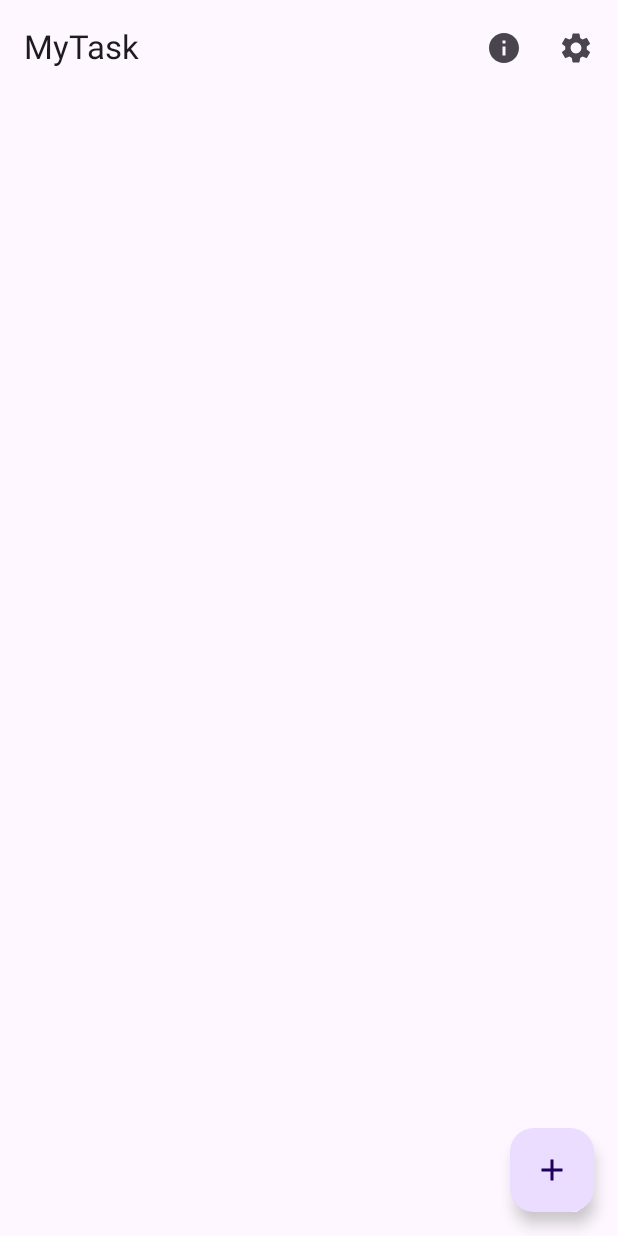
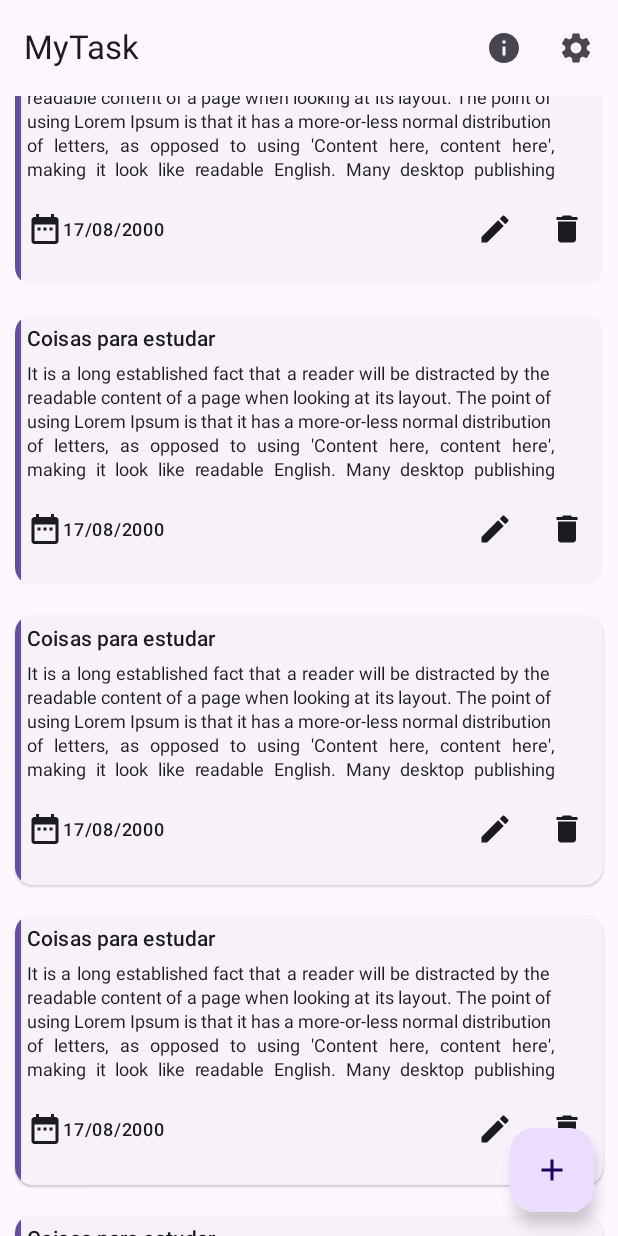
Before and after one commit to zLuCaS2K/MyTask, an Android app built with Jetpack Compose: the @Preview function Preview, on a phone screen of 412 x 824 dp. Run offline under Robolectric (Android 15) with nearby library versions, the phone set to English and light mode, and no system bars.

Commit message:
Implementação HomeTaskCard

```diff
--- a/app/src/main/java/com/zlucas2k/mytask/presentation/home/HomeScreen.kt
+++ b/app/src/main/java/com/zlucas2k/mytask/presentation/home/HomeScreen.kt
@@ -1,11 +1,14 @@
 package com.zlucas2k.mytask.presentation.home
 
+import android.content.res.Configuration
+import androidx.compose.foundation.lazy.LazyColumn
 import androidx.compose.material3.ExperimentalMaterial3Api
 import androidx.compose.material3.Scaffold
 import androidx.compose.runtime.Composable
 import androidx.compose.ui.tooling.preview.Preview
 import com.zlucas2k.mytask.presentation.common.theme.MyTaskTheme
 import com.zlucas2k.mytask.presentation.home.components.HomeAddFAB
+import com.zlucas2k.mytask.presentation.home.components.HomeTaskCard
 import com.zlucas2k.mytask.presentation.home.components.HomeTopAppBar
 
 @Composable
@@ -28,12 +31,17 @@ fun HomeScreen() {
             }
         }
     ) {
-
+        LazyColumn {
+            items(5) {
+                HomeTaskCard()
+            }
+        }
     }
 }
 
 @Composable
-@Preview(showBackground = true)
+@Preview(name = "Light")
+@Preview(name = "Dark", uiMode = Configuration.UI_MODE_NIGHT_YES)
 private fun Preview() {
     MyTaskTheme {
         HomeScreen()
--- /dev/null
+++ b/app/src/main/java/com/zlucas2k/mytask/presentation/home/components/HomeTaskCard.kt
@@ -0,0 +1,92 @@
+package com.zlucas2k.mytask.presentation.home.components
+
+import android.content.res.Configuration
+import androidx.compose.foundation.background
+import androidx.compose.foundation.layout.*
+import androidx.compose.material.icons.Icons
+import androidx.compose.material.icons.filled.DateRange
+import androidx.compose.material.icons.filled.Delete
+import androidx.compose.material.icons.filled.Edit
+import androidx.compose.material3.*
+import androidx.compose.runtime.Composable
+import androidx.compose.ui.Alignment
+import androidx.compose.ui.Modifier
+import androidx.compose.ui.text.style.TextAlign
+import androidx.compose.ui.tooling.preview.Preview
+import androidx.compose.ui.unit.dp
+import com.zlucas2k.mytask.presentation.common.theme.MyTaskTheme
+
+@Composable
+@OptIn(ExperimentalMaterial3Api::class)
+fun HomeTaskCard() {
+    ElevatedCard(
+        modifier = Modifier
+            .fillMaxWidth()
+            .height(200.dp)
+            .padding(10.dp)
+    ) {
+        Box(modifier = Modifier.fillMaxSize()) {
+            Spacer(
+                modifier = Modifier
+                    .fillMaxHeight()
+                    .fillMaxWidth(0.01f)
+                    .background(MaterialTheme.colorScheme.primary)
+                    .align(Alignment.CenterStart)
+            )
+
+            Column(
+                modifier = Modifier
+                    .fillMaxWidth()
+                    .align(Alignment.TopStart)
+            ) {
+                Text(
+                    text = "Coisas para estudar",
+                    style = MaterialTheme.typography.titleSmall,
+                    modifier = Modifier.padding(start = 8.dp, top = 8.dp)
+                )
+
+                Text(
+                    text = "It is a long established fact that a reader will be distracted by the readable content of a page when looking at its layout. The point of using Lorem Ipsum is that it has a more-or-less normal distribution of letters, as opposed to using 'Content here, content here', making it look like readable English. Many desktop publishing packages and web page editors now use Lorem Ipsum as their default model text, and a search for 'lorem ipsum' will uncover many web sites still in their infancy. Various versions have evolved over the years, sometimes by accident, sometimes on purpose (injected humour and the like).\n" +
+                            "\n",
+                    style = MaterialTheme.typography.bodySmall,
+                    textAlign = TextAlign.Justify,
+                    maxLines = 5,
+                    modifier = Modifier.padding(start = 8.dp, top = 8.dp, end = 8.dp)
+                )
+
+                Row(
+                    verticalAlignment = Alignment.CenterVertically,
+                    modifier = Modifier
+                        .fillMaxWidth()
+                        .padding(start = 8.dp, top = 8.dp, bottom = 8.dp)
+                ) {
+                    Icon(imageVector = Icons.Default.DateRange, contentDescription = null)
+                    Text(text = "17/08/2000", style = MaterialTheme.typography.labelMedium)
+
+                    Row(
+                        verticalAlignment = Alignment.CenterVertically,
+                        horizontalArrangement = Arrangement.End,
+                        modifier = Modifier.fillMaxWidth()
+                    ) {
+                        IconButton(onClick = { /* TODO: Editar tarefa pelo Card */ }) {
+                            Icon(imageVector = Icons.Default.Edit, contentDescription = null)
+                        }
+
+                        IconButton(onClick = { /* TODO: Deletar tarefa pelo Card */ }) {
+                            Icon(imageVector = Icons.Default.Delete, contentDescription = null)
+                        }
+                    }
+                }
+            }
+        }
+    }
+}
+
+@Composable
+@Preview(name = "Light")
+@Preview(name = "Dark", uiMode = Configuration.UI_MODE_NIGHT_YES)
+private fun Preview() {
+    MyTaskTheme {
+        HomeTaskCard()
+    }
+}
```
